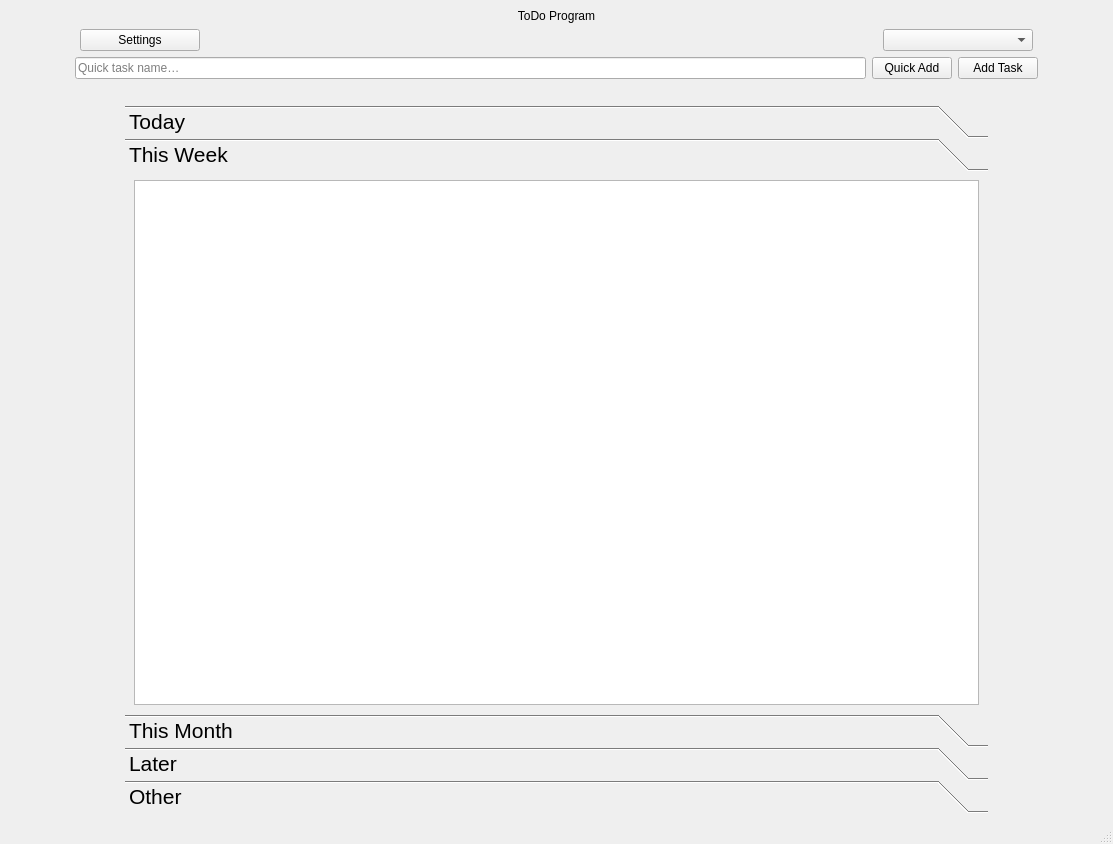
The window that mainWindow/mainwindow.ui (denysfreiuk/ToDoManager-Cpp) describes before a commit, drawn with Qt 5.
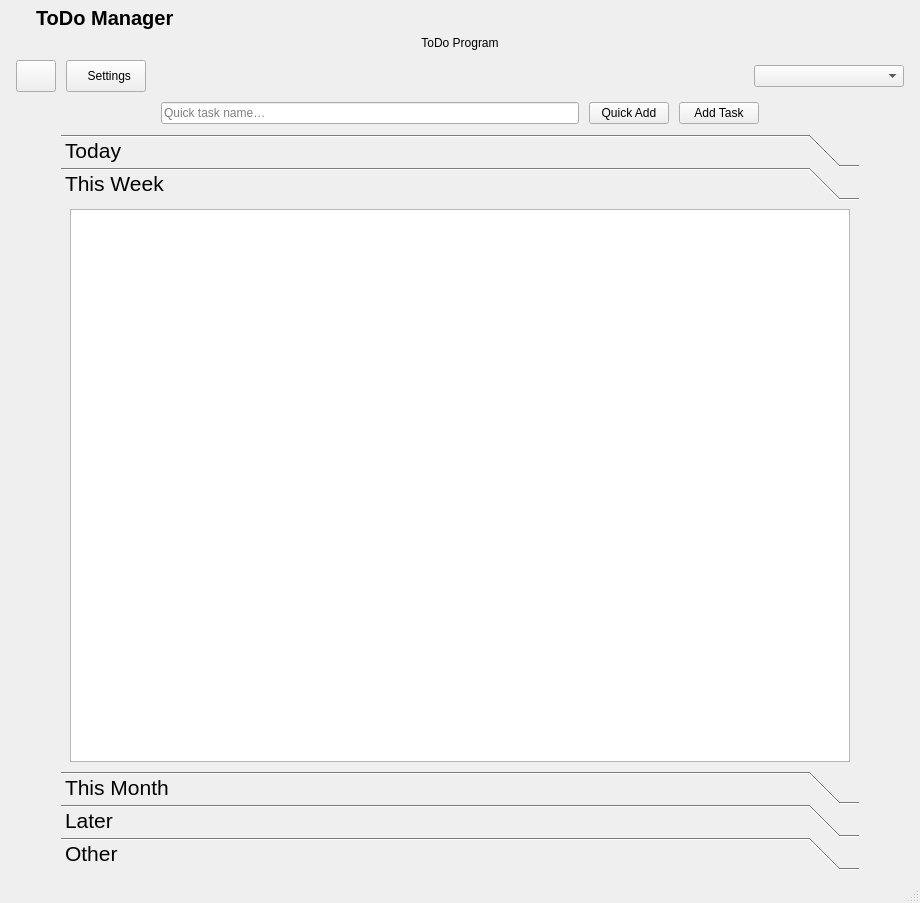
The same window after the commit. The open tabs and pages were chosen to show the change. Icons and pictures are not drawn.

Commit message:
Improved design, fixed bugs, added dark theme and system tray with window redesign
- Improved overall UI design and layout consistency
- Fixed various minor visual and logic bugs
- Added full dark theme support
- Implemented system tray integration with context menu
- Redesigned main window and title bar elements for better UX

The edit to the form file:
```diff
--- a/mainWindow/mainwindow.ui
+++ b/mainWindow/mainwindow.ui
@@ -6,8 +6,8 @@
    <rect>
     <x>0</x>
     <y>0</y>
-    <width>1113</width>
-    <height>844</height>
+    <width>920</width>
+    <height>903</height>
    </rect>
   </property>
   <property name="windowTitle">
@@ -23,15 +23,210 @@
    <enum>Qt::ToolButtonStyle::ToolButtonIconOnly</enum>
   </property>
   <widget class="QWidget" name="centralwidget">
-   <layout class="QVBoxLayout" name="verticalLayout_10">
+   <layout class="QVBoxLayout" name="verticalLayout_9">
+    <property name="spacing">
+     <number>0</number>
+    </property>
     <property name="leftMargin">
-     <number>75</number>
+     <number>0</number>
     </property>
+    <property name="topMargin">
+     <number>0</number>
+    </property>
     <property name="rightMargin">
-     <number>75</number>
+     <number>0</number>
     </property>
+    <property name="bottomMargin">
+     <number>0</number>
+    </property>
+    <item>
+     <layout class="QVBoxLayout" name="verticalLayout_8">
+      <item>
+       <widget class="QWidget" name="titleBar" native="true">
+        <property name="minimumSize">
+         <size>
+          <width>0</width>
+          <height>36</height>
+         </size>
+        </property>
+        <property name="maximumSize">
+         <size>
+          <width>16777215</width>
+          <height>36</height>
+         </size>
+        </property>
+        <layout class="QHBoxLayout" name="horizontalLayout_4">
+         <property name="spacing">
+          <number>0</number>
+         </property>
+         <property name="leftMargin">
+          <number>0</number>
+         </property>
+         <property name="topMargin">
+          <number>0</number>
+         </property>
+         <property name="rightMargin">
+          <number>0</number>
+         </property>
+         <property name="bottomMargin">
+          <number>0</number>
+         </property>
+         <item>
+          <widget class="QLabel" name="IconToDo">
+           <property name="minimumSize">
+            <size>
+             <width>36</width>
+             <height>36</height>
+            </size>
+           </property>
+           <property name="maximumSize">
+            <size>
+             <width>36</width>
+             <height>36</height>
+            </size>
+           </property>
+           <property name="text">
+            <string/>
+           </property>
+          </widget>
+         </item>
+         <item>
+          <widget class="QLabel" name="titleLabel">
+           <property name="font">
+            <font>
+             <pointsize>15</pointsize>
+             <bold>true</bold>
+            </font>
+           </property>
+           <property name="text">
+            <string>ToDo Manager</string>
+           </property>
+          </widget>
+         </item>
+         <item>
+          <spacer name="horizontalSpacer_3">
+           <property name="orientation">
+            <enum>Qt::Orientation::Horizontal</enum>
+           </property>
+           <property name="sizeHint" stdset="0">
+            <size>
+             <width>40</width>
+             <height>20</height>
+            </size>
+           </property>
+          </spacer>
+         </item>
+         <item>
+          <layout class="QHBoxLayout" name="horizontalLayout_3">
+           <item>
+            <widget class="QPushButton" name="btnMinimize">
+             <property name="minimumSize">
+              <size>
+               <width>42</width>
+               <height>32</height>
+              </size>
+             </property>
+             <property name="maximumSize">
+              <size>
+               <width>42</width>
+               <height>32</height>
+              </size>
+             </property>
+             <property name="focusPolicy">
+              <enum>Qt::FocusPolicy::NoFocus</enum>
+             </property>
+             <property name="text">
+              <string/>
+             </property>
+             <property name="icon">
+              <iconset resource="../resources.qrc">
+               <normaloff>:/resources/icons/icons-for-window/window-minimize-black.png</normaloff>:/resources/icons/icons-for-window/window-minimize-black.png</iconset>
+             </property>
+             <property name="flat">
+              <bool>true</bool>
+             </property>
+            </widget>
+           </item>
+           <item>
+            <widget class="QPushButton" name="btnMaximize">
+             <property name="minimumSize">
+              <size>
+               <width>42</width>
+               <height>32</height>
+              </size>
+             </property>
+             <property name="maximumSize">
+              <size>
+               <width>42</width>
+               <height>32</height>
+              </size>
+             </property>
+             <property name="focusPolicy">
+              <enum>Qt::FocusPolicy::NoFocus</enum>
+             </property>
+             <property name="text">
+              <string/>
+             </property>
+             <property name="icon">
+              <iconset resource="../resources.qrc">
+               <normaloff>:/resources/icons/icons-for-window/minimize-black.png</normaloff>:/resources/icons/icons-for-window/minimize-black.png</iconset>
+             </property>
+             <property name="flat">
+              <bool>true</bool>
+             </property>
+            </widget>
+           </item>
+           <item>
+            <widget class="QPushButton" name="btnClose">
+             <property name="minimumSize">
+              <size>
+               <width>42</width>
+               <height>32</height>
+              </size>
+             </property>
+             <property name="maximumSize">
+              <size>
+               <width>42</width>
+               <height>32</height>
+              </size>
+             </property>
+             <property name="focusPolicy">
+              <enum>Qt::FocusPolicy::NoFocus</enum>
+             </property>
+             <property name="text">
+              <string/>
+             </property>
+             <property name="icon">
+              <iconset resource="../resources.qrc">
+               <normaloff>:/resources/icons/icons-for-window/close-black.png</normaloff>:/resources/icons/icons-for-window/close-black.png</iconset>
+             </property>
+             <property name="flat">
+              <bool>true</bool>
+             </property>
+            </widget>
+           </item>
+          </layout>
+         </item>
+        </layout>
+       </widget>
+      </item>
     <item>
      <layout class="QVBoxLayout" name="verticalLayout_7">
+        <property name="spacing">
+         <number>10</number>
+        </property>
+        <property name="leftMargin">
+         <number>11</number>
+        </property>
+        <property name="topMargin">
+         <number>0</number>
+        </property>
+        <property name="rightMargin">
+         <number>11</number>
+        </property>
+        <property name="bottomMargin">
+         <number>11</number>
+        </property>
       <item>
        <widget class="QLabel" name="labelTitle">
         <property name="sizePolicy">
@@ -61,7 +256,7 @@
        </widget>
       </item>
       <item>
-       <layout class="QHBoxLayout" name="horizontalLayout_2" stretch="0,0,0">
+         <layout class="QHBoxLayout" name="horizontalLayout_2" stretch="0,0,0,0">
         <property name="spacing">
          <number>10</number>
         </property>
@@ -71,6 +266,32 @@
         <property name="rightMargin">
          <number>5</number>
         </property>
+          <item>
+           <widget class="QPushButton" name="themeButton">
+            <property name="maximumSize">
+             <size>
+              <width>16777215</width>
+              <height>44</height>
+             </size>
+            </property>
+            <property name="cursor">
+             <cursorShape>PointingHandCursor</cursorShape>
+            </property>
+            <property name="text">
+             <string/>
+            </property>
+            <property name="icon">
+             <iconset resource="../resources.qrc">
+              <normaloff>:/resources/icons/dark-theme.png</normaloff>:/resources/icons/dark-theme.png</iconset>
+            </property>
+            <property name="iconSize">
+             <size>
+              <width>32</width>
+              <height>32</height>
+             </size>
+            </property>
+           </widget>
+          </item>
         <item>
          <widget class="QPushButton" name="settingsButton">
           <property name="sizePolicy">
@@ -81,12 +302,28 @@
           </property>
           <property name="minimumSize">
            <size>
-            <width>120</width>
-            <height>0</height>
+              <width>32</width>
+              <height>32</height>
+             </size>
+            </property>
+            <property name="maximumSize">
+             <size>
+              <width>16777215</width>
+              <height>44</height>
            </size>
           </property>
           <property name="text">
-           <string>Settings</string>
+             <string>  Settings</string>
+            </property>
+            <property name="icon">
+             <iconset resource="../resources.qrc">
+              <normaloff>:/resources/icons/setting-dark.png</normaloff>:/resources/icons/setting-dark.png</iconset>
+            </property>
+            <property name="iconSize">
+             <size>
+              <width>32</width>
+              <height>32</height>
+             </size>
           </property>
          </widget>
         </item>
@@ -122,7 +359,25 @@
        </layout>
       </item>
       <item>
+         <layout class="QHBoxLayout" name="horizontalLayout_5" stretch="1,4,1">
+          <item>
+           <spacer name="horizontalSpacer_5">
+            <property name="orientation">
+             <enum>Qt::Orientation::Horizontal</enum>
+            </property>
+            <property name="sizeHint" stdset="0">
+             <size>
+              <width>40</width>
+              <height>20</height>
+             </size>
+            </property>
+           </spacer>
+          </item>
+          <item>
        <layout class="QHBoxLayout" name="horizontalLayout">
+            <property name="spacing">
+             <number>10</number>
+            </property>
         <item>
          <widget class="QLineEdit" name="taskInput">
           <property name="placeholderText">
@@ -147,7 +402,7 @@
        </layout>
       </item>
       <item>
-       <spacer name="horizontalSpacer_2">
+           <spacer name="horizontalSpacer_6">
         <property name="orientation">
          <enum>Qt::Orientation::Horizontal</enum>
         </property>
@@ -158,6 +413,8 @@
          </size>
         </property>
        </spacer>
+          </item>
+         </layout>
       </item>
       <item>
        <layout class="QVBoxLayout" name="verticalLayout_6">
@@ -232,8 +489,8 @@
             <rect>
              <x>0</x>
              <y>0</y>
-             <width>861</width>
-             <height>418</height>
+               <width>796</width>
+               <height>475</height>
             </rect>
            </property>
            <attribute name="label">
@@ -241,7 +498,11 @@
            </attribute>
            <layout class="QVBoxLayout" name="verticalLayout_2">
             <item>
-             <widget class="QListWidget" name="weekList"/>
+               <widget class="QListWidget" name="weekList">
+                <property name="spacing">
+                 <number>3</number>
+                </property>
+               </widget>
             </item>
            </layout>
           </widget>
@@ -295,27 +556,23 @@
            </attribute>
            <layout class="QVBoxLayout" name="verticalLayout_5">
             <item>
-             <widget class="QListWidget" name="otherList"/>
-            </item>
-           </layout>
-          </widget>
-         </widget>
-        </item>
-       </layout>
-      </item>
-     </layout>
-    </item>
-   </layout>
-  </widget>
-  <widget class="QMenuBar" name="menubar">
-   <property name="geometry">
-    <rect>
-     <x>0</x>
-     <y>0</y>
-     <width>1113</width>
-     <height>25</height>
-    </rect>
-   </property>
+               <widget class="QListWidget" name="otherList">
+                <property name="spacing">
+                 <number>3</number>
+                </property>
+               </widget>
+              </item>
+             </layout>
+            </widget>
+           </widget>
+          </item>
+         </layout>
+        </item>
+       </layout>
+      </item>
+     </layout>
+    </item>
+   </layout>
   </widget>
   <widget class="QStatusBar" name="statusbar"/>
  </widget>
```
Left out of the diff: 34 changed lines with no effect on the pictures. Lines whose indentation alone changed are shown as unchanged. The commit also changes 82 other files.
